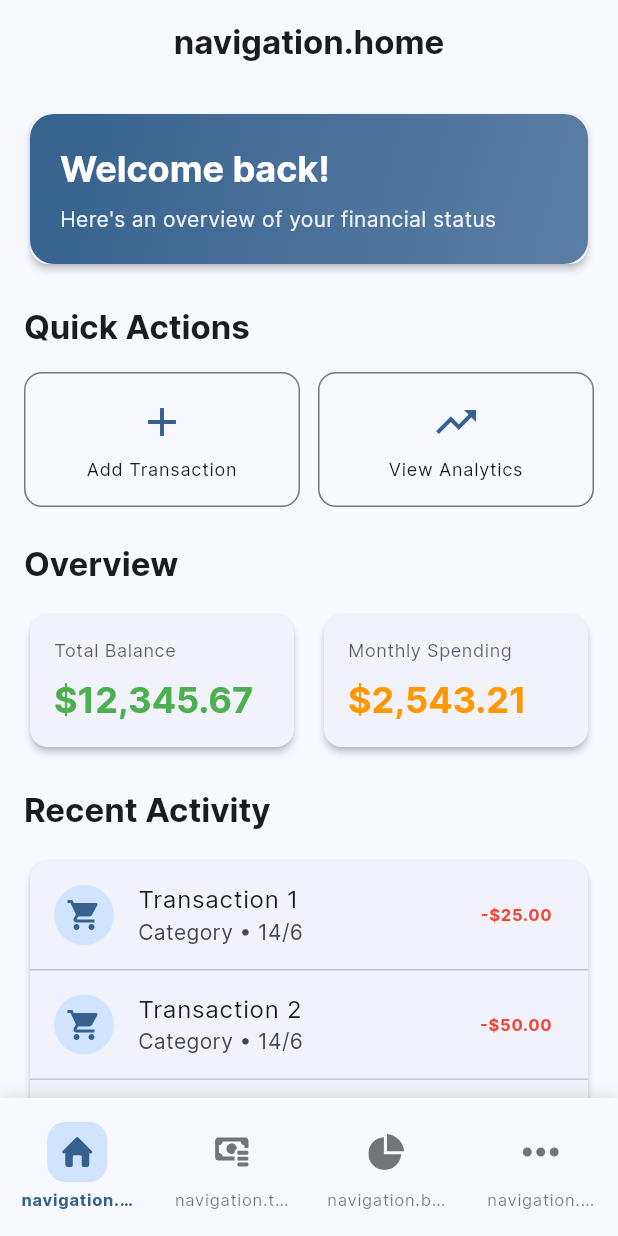
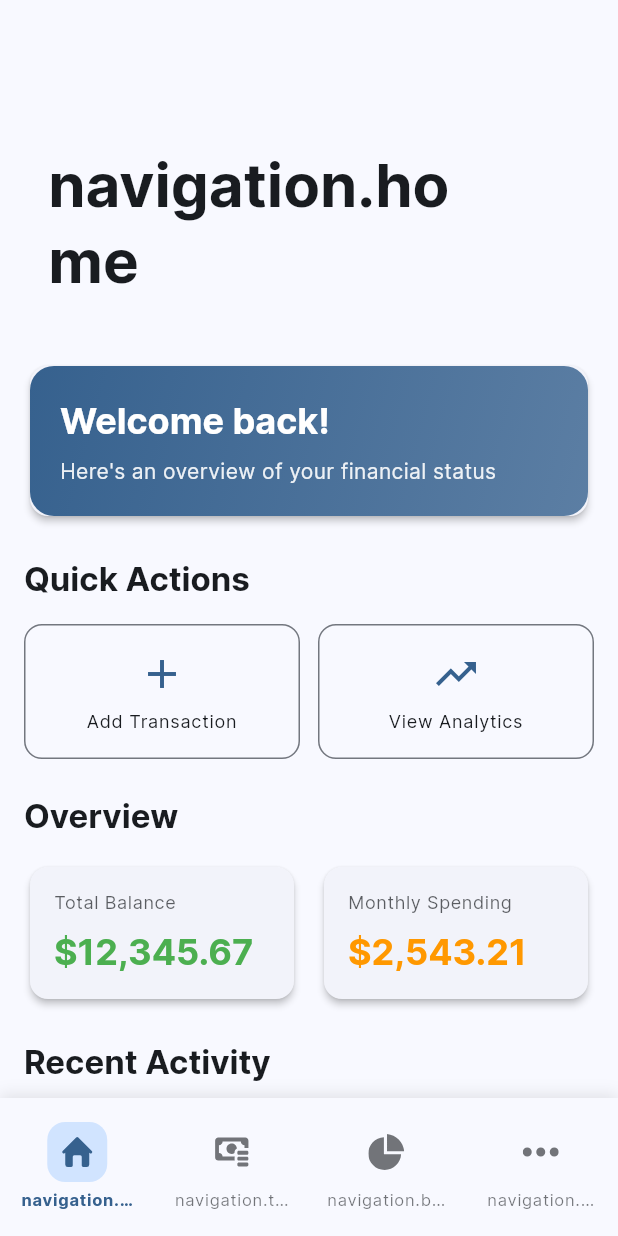
Before and after one commit to PhanMai010203/littlepig, a Flutter app: the screen it shows after launch, on a phone screen of 412 x 824 dp. Run offline on Flutter 3.47's test engine with Material 3 defaults, Android fonts, the phone set to English and light mode, and no system bars; our stand-ins replace auto_size_text, bloc, dynamic_color, easy_localization, equatable, flutter_bloc and 8 more; accounts and stored records are empty.

Commit message:
wip - changing home_page

```diff
--- a/finance/lib/features/home/presentation/pages/home_page.dart
+++ b/finance/lib/features/home/presentation/pages/home_page.dart
@@ -1,19 +1,65 @@
 import 'package:flutter/material.dart';
 import 'package:easy_localization/easy_localization.dart';
 import 'package:finance/shared/widgets/page_template.dart';
+import '../../widgets/home_page_username.dart';
 
-class HomePage extends StatelessWidget {
+class HomePage extends StatefulWidget {
   const HomePage({super.key});
+
+  @override
+  State<HomePage> createState() => _HomePageState();
+}
+
+class _HomePageState extends State<HomePage> with TickerProviderStateMixin {
+  late AnimationController _animationController;
+  late ScrollController _scrollController;
+
+  @override
+  void initState() {
+    super.initState();
+    _animationController = AnimationController(
+      vsync: this,
+      duration: const Duration(milliseconds: 2000),
+    );
+    _scrollController = ScrollController();
+    _scrollController.addListener(() {
+      double percent = _scrollController.offset / 200;
+      if (percent <= 1) {
+        double offset = _scrollController.offset;
+        if (percent >= 1) offset = 0;
+        _animationController.value = 1 - offset / 200;
+      }
+    });
+  }
+
+  @override
+  void dispose() {
+    _animationController.dispose();
+    _scrollController.dispose();
+    super.dispose();
+  }
 
   @override
   Widget build(BuildContext context) {
     return PageTemplate(
-      title: 'navigation.home'.tr(),
+      // title: 'navigation.home'.tr(),
       body: SingleChildScrollView(
         padding: const EdgeInsets.all(16),
         child: Column(
           crossAxisAlignment: CrossAxisAlignment.start,
           children: [
+            ConstrainedBox(
+              constraints: BoxConstraints(minHeight: 200),
+              child: Container(
+                alignment: AlignmentDirectional.bottomStart,
+                padding:
+                    EdgeInsetsDirectional.only(start: 9, bottom: 17, end: 9),
+                child: HomePageUsername(
+                  animationController: _animationController,
+                ),
+              ),
+            ),
+            const SizedBox(height: 24),
             _WelcomeCard(),
             const SizedBox(height: 24),
             _QuickActions(),
@@ -37,7 +83,8 @@ class _WelcomeCard extends StatelessWidget {
         padding: const EdgeInsets.all(20),
         decoration: BoxDecoration(
           borderRadius: BorderRadius.circular(16),
-          gradient: LinearGradient(            colors: [
+          gradient: LinearGradient(
+            colors: [
               Theme.of(context).colorScheme.primary,
               Theme.of(context).colorScheme.primary.withValues(alpha: 0.8),
             ],
@@ -57,8 +104,12 @@ class _WelcomeCard extends StatelessWidget {
             ),
             const SizedBox(height: 8),
             Text(
-              'Here\'s an overview of your financial status',              style: Theme.of(context).textTheme.bodyMedium?.copyWith(
-                color: Theme.of(context).colorScheme.onPrimary.withValues(alpha: 0.9),
+              'Here\'s an overview of your financial status',
+              style: Theme.of(context).textTheme.bodyMedium?.copyWith(
+                    color: Theme.of(context)
+                        .colorScheme
+                        .onPrimary
+                        .withValues(alpha: 0.9),
                   ),
             ),
           ],
@@ -171,14 +222,16 @@ class _OverviewCards extends StatelessWidget {
         ),
         const SizedBox(height: 16),
         Row(
-          children: [            Expanded(
+          children: [
+            Expanded(
               child: const _OverviewCard(
                 title: 'Total Balance',
                 value: '\$12,345.67',
                 color: Colors.green,
               ),
             ),
-            const SizedBox(width: 12),            Expanded(
+            const SizedBox(width: 12),
+            Expanded(
               child: const _OverviewCard(
                 title: 'Monthly Spending',
                 value: '\$2,543.21',
@@ -212,8 +265,12 @@ class _OverviewCard extends StatelessWidget {
           crossAxisAlignment: CrossAxisAlignment.start,
           children: [
             Text(
-              title,              style: Theme.of(context).textTheme.bodySmall?.copyWith(
-                color: Theme.of(context).colorScheme.onSurface.withValues(alpha: 0.7),
+              title,
+              style: Theme.of(context).textTheme.bodySmall?.copyWith(
+                    color: Theme.of(context)
+                        .colorScheme
+                        .onSurface
+                        .withValues(alpha: 0.7),
                   ),
             ),
             const SizedBox(height: 8),
@@ -253,14 +310,16 @@ class _RecentActivity extends StatelessWidget {
             itemBuilder: (context, index) {
               return ListTile(
                 leading: CircleAvatar(
-                  backgroundColor: Theme.of(context).colorScheme.primaryContainer,
+                  backgroundColor:
+                      Theme.of(context).colorScheme.primaryContainer,
                   child: Icon(
                     Icons.shopping_cart,
                     color: Theme.of(context).colorScheme.primary,
                   ),
                 ),
                 title: Text('Transaction ${index + 1}'),
-                subtitle: Text('Category • ${DateTime.now().day}/${DateTime.now().month}'),
+                subtitle: Text(
+                    'Category • ${DateTime.now().day}/${DateTime.now().month}'),
                 trailing: Text(
                   '-\$${(index + 1) * 25}.00',
                   style: TextStyle(
```
Lines whose indentation alone changed are shown as unchanged.
